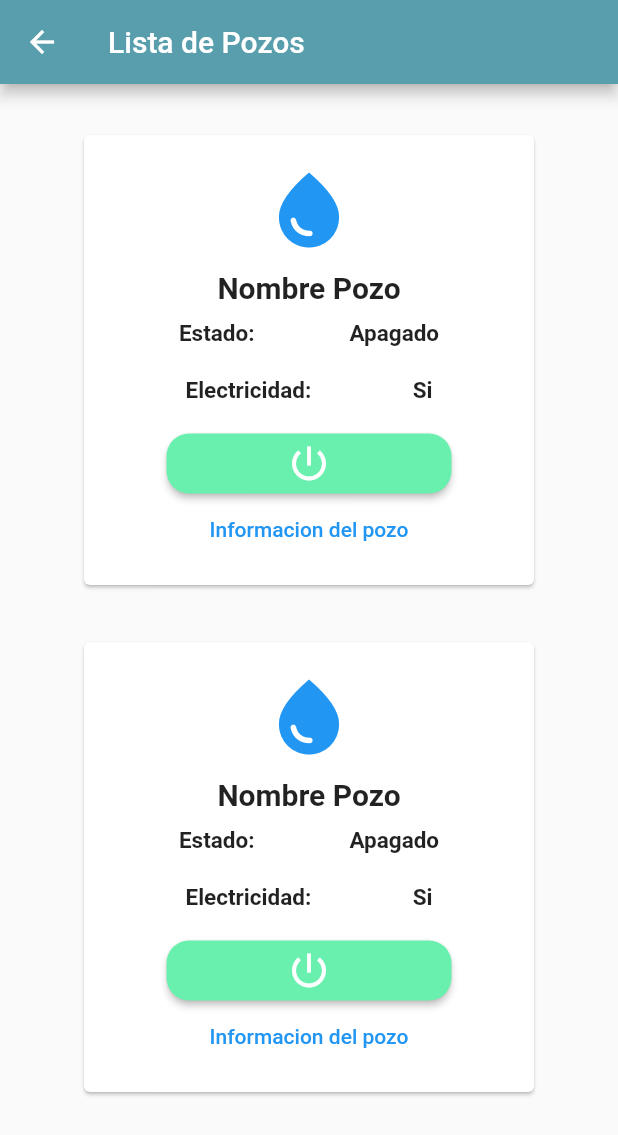
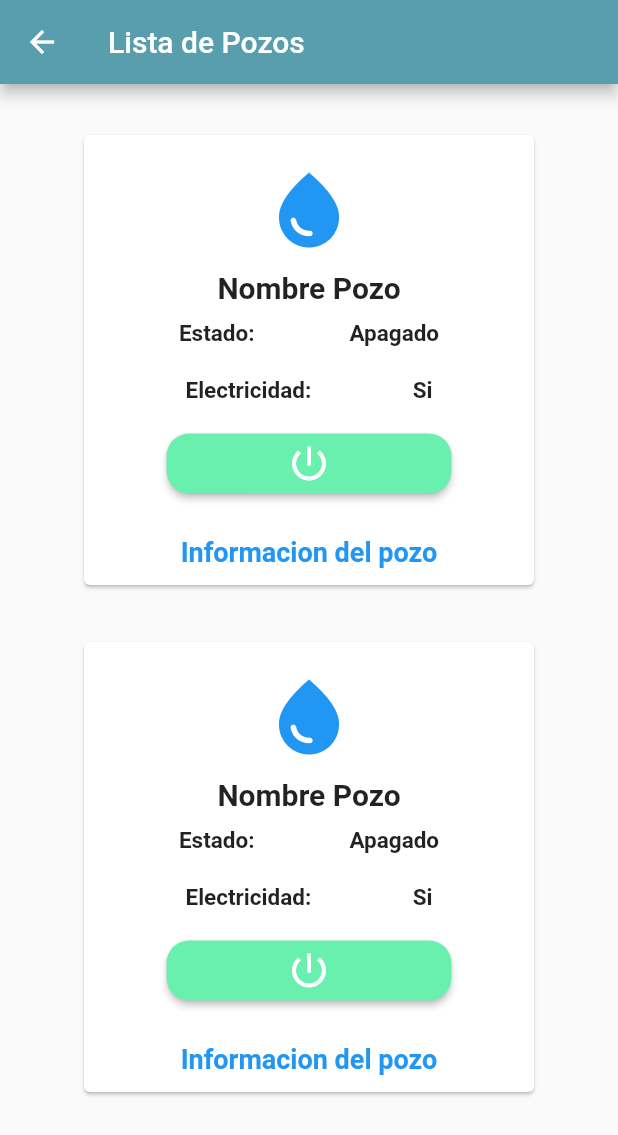
Before and after one commit to AdriLeon/SIENAPA-2.0, a Flutter app: the ListaPozos screen opened directly, on a phone screen of 412 x 824 dp. Shown: the top 1135 px of the screen. Run offline on Flutter 3.47's test engine with Material 2 defaults, Android fonts, the light colour scheme and no system bars; our stand-ins replace get.

Commit message:
Pantalla Terminada

```diff
--- a/sienapa_movil/lib/UI/lista_pozos.dart
+++ b/sienapa_movil/lib/UI/lista_pozos.dart
@@ -78,6 +78,7 @@ class ElevatedCardExample extends StatelessWidget {
                   child: Icon(Icons.power_settings_new, color: Colors.white, size: 30,)
                 ),
               ),
+              SizedBox(height: 15,),
               DialogExample()
             ],
           ),
@@ -110,7 +111,7 @@ class DialogExample extends StatelessWidget {
           ],
         ),
       ),
-      child: const Text('Informacion del pozo'),
+      child: const Text('Informacion del pozo', style: TextStyle(fontSize: 18, fontWeight: FontWeight.bold),),
     );
   }
 }
```
